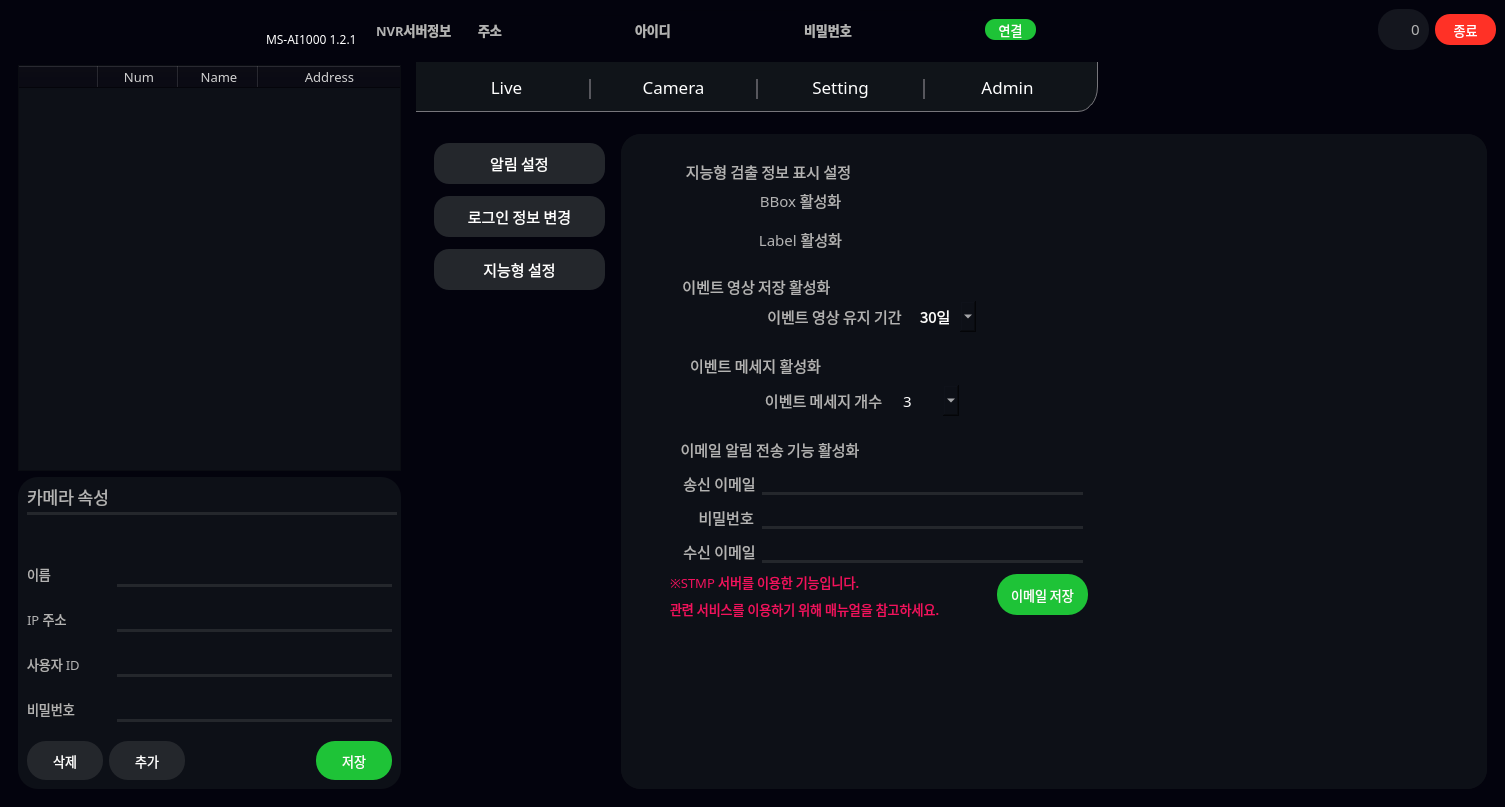
Above: ui/main.ui from diddytpq/MS-AI-Viewer before the change. Below: the same form after it.
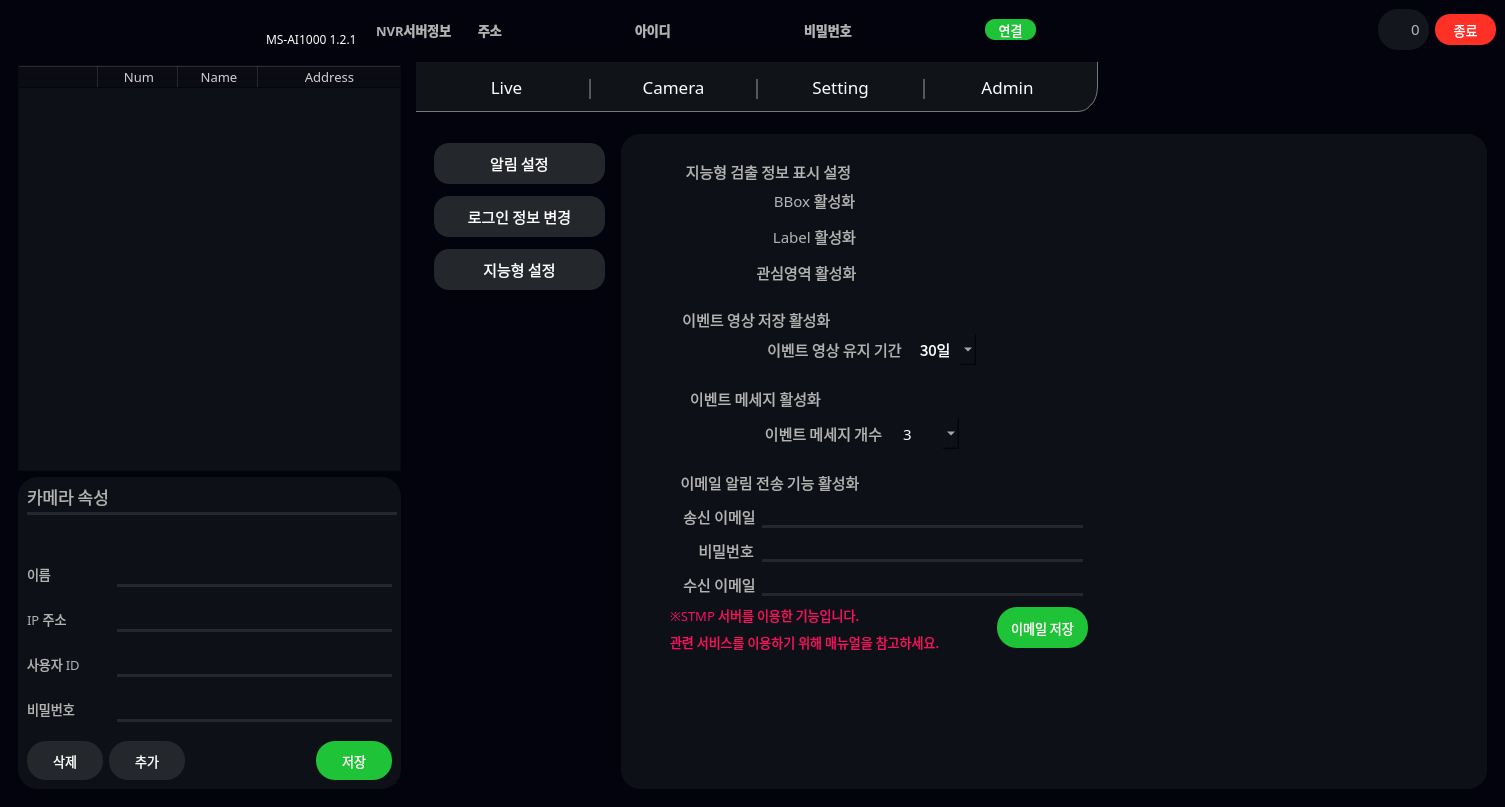
That is the form after the change. The open tabs and pages were chosen to show the change. Icons and pictures are not drawn.

```diff
--- a/ui/main.ui
+++ b/ui/main.ui
@@ -2074,7 +2074,7 @@
              </size>
             </property>
             <property name="currentIndex">
-             <number>3</number>
+             <number>1</number>
             </property>
             <widget class="QWidget" name="live_page">
              <layout class="QHBoxLayout" name="horizontalLayout_9">
@@ -3548,7 +3548,7 @@
                             <string notr="true">color: rgb(242, 18, 94);</string>
                            </property>
                            <property name="text">
-                            <string>읽기 모드</string>
+                            <string>읽기 전용</string>
                            </property>
                            <property name="alignment">
                             <set>Qt::AlignmentFlag::AlignCenter</set>
@@ -4024,7 +4024,12 @@
                            </layout>
                           </item>
                           <item>
-                           <layout class="QHBoxLayout" name="horizontalLayout_30">
+                           <layout class="QVBoxLayout" name="verticalLayout_60">
+                            <property name="spacing">
+                             <number>8</number>
+                            </property>
+                            <item>
+                             <layout class="QHBoxLayout" name="horizontalLayout_62">
                             <item>
                              <spacer name="horizontalSpacer_32">
                               <property name="orientation">
@@ -4035,19 +4040,12 @@
                               </property>
                               <property name="sizeHint" stdset="0">
                                <size>
-                                <width>85</width>
+                                  <width>99</width>
                                 <height>20</height>
                                </size>
                               </property>
                              </spacer>
                             </item>
-                            <item>
-                             <layout class="QVBoxLayout" name="verticalLayout_22">
-                              <property name="spacing">
-                               <number>11</number>
-                              </property>
-                              <item>
-                               <layout class="QHBoxLayout" name="horizontalLayout_28">
                                 <item>
                                  <widget class="QLabel" name="setting_detect_bbox_active_label">
                                   <property name="minimumSize">
@@ -4129,7 +4127,23 @@
                                </layout>
                               </item>
                               <item>
-                               <layout class="QHBoxLayout" name="horizontalLayout_27">
+                             <layout class="QHBoxLayout" name="horizontalLayout_66">
+                              <item>
+                               <spacer name="horizontalSpacer_71">
+                                <property name="orientation">
+                                 <enum>Qt::Orientation::Horizontal</enum>
+                                </property>
+                                <property name="sizeType">
+                                 <enum>QSizePolicy::Policy::Fixed</enum>
+                                </property>
+                                <property name="sizeHint" stdset="0">
+                                 <size>
+                                  <width>99</width>
+                                  <height>20</height>
+                                 </size>
+                                </property>
+                               </spacer>
+                              </item>
                                 <item>
                                  <widget class="QLabel" name="setting_detect_label_active_label">
                                   <property name="minimumSize">
@@ -4197,7 +4211,7 @@
                                  </widget>
                                 </item>
                                 <item>
-                                 <spacer name="horizontalSpacer_26">
+                               <spacer name="horizontalSpacer_73">
                                   <property name="orientation">
                                    <enum>Qt::Orientation::Horizontal</enum>
                                   </property>
@@ -4210,6 +4224,120 @@
                                  </spacer>
                                 </item>
                                </layout>
+                            </item>
+                            <item>
+                             <layout class="QHBoxLayout" name="horizontalLayout_67">
+                              <item>
+                               <spacer name="horizontalSpacer_74">
+                                <property name="orientation">
+                                 <enum>Qt::Orientation::Horizontal</enum>
+                                </property>
+                                <property name="sizeType">
+                                 <enum>QSizePolicy::Policy::Fixed</enum>
+                                </property>
+                                <property name="sizeHint" stdset="0">
+                                 <size>
+                                  <width>83</width>
+                                  <height>20</height>
+                                 </size>
+                                </property>
+                               </spacer>
+                              </item>
+                              <item>
+                               <widget class="QLabel" name="setting_detect_roi_active_label">
+                                <property name="minimumSize">
+                                 <size>
+                                  <width>107</width>
+                                  <height>28</height>
+                                 </size>
+                                </property>
+                                <property name="maximumSize">
+                                 <size>
+                                  <width>117</width>
+                                  <height>28</height>
+                                 </size>
+                                </property>
+                                <property name="font">
+                                 <font>
+                                  <family>Sans</family>
+                                  <pointsize>11</pointsize>
+                                 </font>
+                                </property>
+                                <property name="styleSheet">
+                                 <string notr="true">color: rgb(179,179,179);
+background-color: rgba(255, 255, 255, 0);</string>
+                                </property>
+                                <property name="text">
+                                 <string>관심영역 활성화</string>
+                                </property>
+                                <property name="alignment">
+                                 <set>Qt::AlignmentFlag::AlignCenter</set>
+                                </property>
+                               </widget>
+                              </item>
+                              <item>
+                               <widget class="QPushButton" name="setting_detect_roi_active_bnt">
+                                <property name="minimumSize">
+                                 <size>
+                                  <width>61</width>
+                                  <height>25</height>
+                                 </size>
+                                </property>
+                                <property name="maximumSize">
+                                 <size>
+                                  <width>61</width>
+                                  <height>25</height>
+                                 </size>
+                                </property>
+                                <property name="text">
+                                 <string/>
+                                </property>
+                                <property name="icon">
+                                 <iconset resource="../ms_ai_img.qrc">
+                                  <normaloff>:/newPrefix/ui/images/icon-switch-off.png</normaloff>
+                                  <normalon>:/newPrefix/ui/images/icon-switch-on.png</normalon>
+                                  <disabledon>:/newPrefix/images/icon-switch-on.png</disabledon>:/newPrefix/ui/images/icon-switch-off.png</iconset>
+                                </property>
+                                <property name="iconSize">
+                                 <size>
+                                  <width>55</width>
+                                  <height>103</height>
+                                 </size>
+                                </property>
+                                <property name="checkable">
+                                 <bool>true</bool>
+                                </property>
+                               </widget>
+                              </item>
+                              <item>
+                               <spacer name="horizontalSpacer_75">
+                                <property name="orientation">
+                                 <enum>Qt::Orientation::Horizontal</enum>
+                                </property>
+                                <property name="sizeHint" stdset="0">
+                                 <size>
+                                  <width>38</width>
+                                  <height>25</height>
+                                 </size>
+                                </property>
+                               </spacer>
+                              </item>
+                             </layout>
+                            </item>
+                           </layout>
+                          </item>
+                          <item>
+                           <layout class="QHBoxLayout" name="horizontalLayout_30">
+                            <item>
+                             <layout class="QVBoxLayout" name="verticalLayout_22">
+                              <property name="spacing">
+                               <number>11</number>
+                              </property>
+                              <item>
+                               <layout class="QHBoxLayout" name="horizontalLayout_28"/>
+                              </item>
+                              <item>
+                               <layout class="QHBoxLayout" name="horizontalLayout_27"/>
                               </item>
                              </layout>
                             </item>
```
Lines whose indentation alone changed are shown as unchanged.
